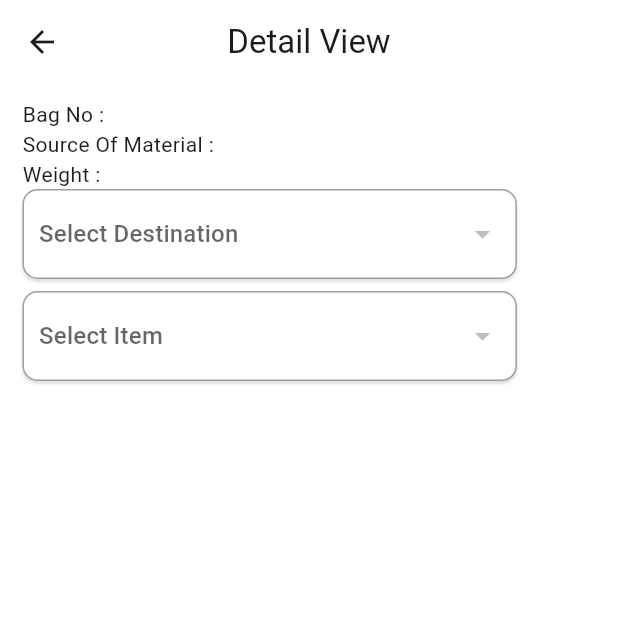
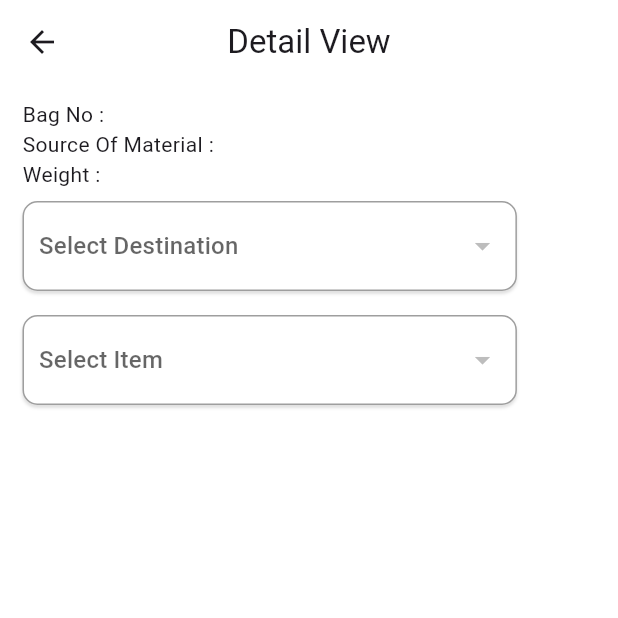
Before and after one commit to AaryanJainValar/bag_management, a Flutter app: the DetailScreen screen opened directly with empty values, on a phone screen of 412 x 824 dp, the top half of it. Run offline on Flutter 3.47's test engine with Material 3 defaults, Android fonts, the phone set to English and light mode, and no system bars; our stand-ins replace another_flushbar, fluttertoast; missing offline and left inert: flutter_barcode_scanner.

Commit message:
changes on dropdown

```diff
--- a/lib/view/detail_screen.dart
+++ b/lib/view/detail_screen.dart
@@ -27,9 +27,7 @@ class _DetailScreenState extends State<DetailScreen> {
       _dropdownItems2 = scanBagViewModal.workOrderList.map((item) => item['workOrder'] as String).toList();
       setState(() {});
     });
-
     super.initState();
-
   }
 
   @override
@@ -63,84 +61,16 @@ class _DetailScreenState extends State<DetailScreen> {
                 },
               ),
 
-              // Padding(
-              //   padding: const EdgeInsets.only(top: 8.0),
-              //   child: Container(
-              //     width: MediaQuery.of(context).size.width * 0.8, // 80% of the screen width
-              //     padding: EdgeInsets.symmetric(horizontal: 10.0, vertical: 5.0),
-              //     decoration: BoxDecoration(
-              //       color: Colors.white,
-              //       borderRadius: BorderRadius.circular(10.0),
-              //       border: Border.all(color: Colors.grey),
-              //       boxShadow: [
-              //         BoxShadow(
-              //           color: Colors.black12,
-              //           blurRadius: 1.0,
-              //           offset: Offset(0, 2),
-              //         ),
-              //       ],
-              //     ),
-              //     child:
-              //
-              //     // DropdownButtonHideUnderline(
-              //     //   child: DropdownButton<String>(
-              //     //     hint: Text("Select Item"),
-              //     //     value: _selectedItem1,
-              //     //     onChanged: (String? newValue) {
-              //     //       setState(() {
-              //     //         _selectedItem1 = newValue!;
-              //     //       });
-              //     //     },
-              //     //     dropdownColor: Colors.white,
-              //     //       // .toList()
-              //     //     items: _dropdownItems1.map((item) => item['destination']!).toList()<DropdownMenuItem<String>>((String value) {
-              //     //       return DropdownMenuItem<String>(
-              //     //         value: value,
-              //     //         child: Text(value),
-              //     //       );
-              //     //     }).toList(),
-              //     //     isExpanded: true,
-              //     //   ),
-              //     // ),
-              //   ),
-              // ),
-              Padding(
-                padding: const EdgeInsets.only(top: 8.0),
-                child: Container(
-                  width: MediaQuery.of(context).size.width * 0.8, // 80% of the screen width
-                  padding: EdgeInsets.symmetric(horizontal: 10.0, vertical: 5.0),
-                  decoration: BoxDecoration(
-                    color: Colors.white,
-                    borderRadius: BorderRadius.circular(10.0),
-                    border: Border.all(color: Colors.grey),
-                    boxShadow: [
-                      BoxShadow(
-                        color: Colors.black12,
-                        blurRadius: 1.0,
-                        offset: Offset(0, 2),
-                      ),
-                    ],
-                  ),
-                  child: DropdownButtonHideUnderline(
-                    child: DropdownButton<String>(
-                      hint: Text("Select Item"),
-                      value: _selectedItem2,
-                      onChanged: (String? newValue) {
+              _buildDropdown(
+                context,
+                "Select Item",
+                _selectedItem2,
+                _dropdownItems2,
+                    (String? newValue) {
                   setState(() {
-                          _selectedItem2 = newValue!;
+                    _selectedItem2 = newValue;
                   });
                 },
-                      dropdownColor: Colors.white,
-                      items: _dropdownItems2.map<DropdownMenuItem<String>>((String value) {
-                        return DropdownMenuItem<String>(
-                          value: value,
-                          child: Text(value),
-                        );
-                      }).toList(),
-                      isExpanded: true,
-                    ),
-                  ),
-                ),
               ),
             ],
           ),
@@ -158,7 +88,9 @@ class _DetailScreenState extends State<DetailScreen> {
       List<String> items,
       ValueChanged<String?> onChanged,
       ) {
-    return Container(
+    return Padding(
+      padding: const EdgeInsets.symmetric(vertical: 8.0),
+      child: Container(
         width: MediaQuery.of(context).size.width * 0.8, // 80% of the screen width
         padding: EdgeInsets.symmetric(horizontal: 10.0, vertical: 5.0),
         decoration: BoxDecoration(
@@ -188,6 +120,7 @@ class _DetailScreenState extends State<DetailScreen> {
             isExpanded: true,
           ),
         ),
+      ),
     );
   }
 }
```
Lines whose indentation alone changed are shown as unchanged.
